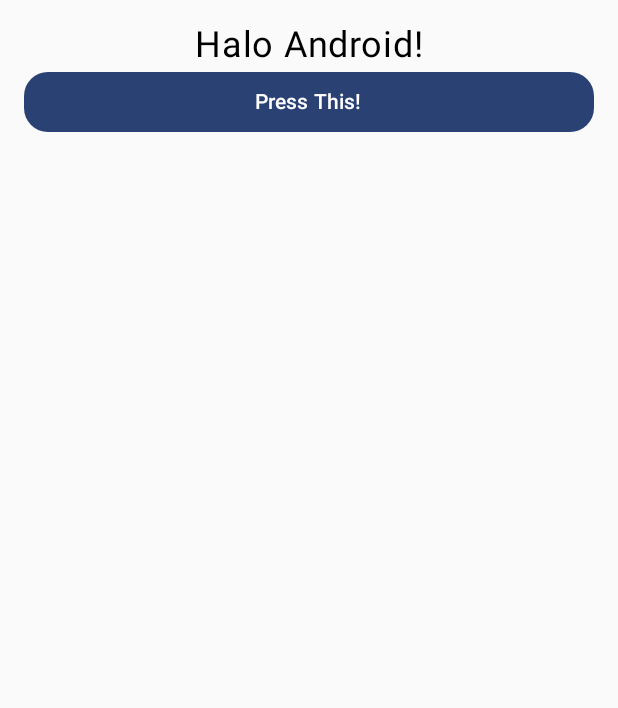
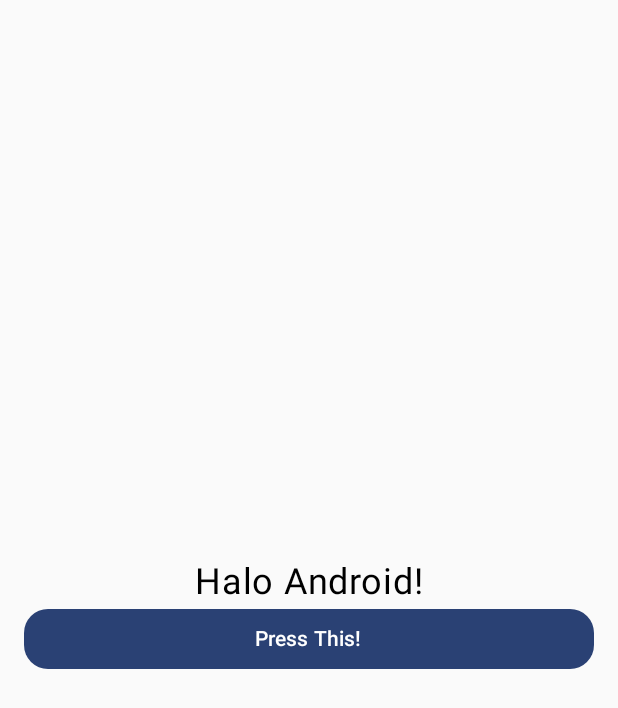
Before and after one commit to Arktra/tugas-1-papb, an Android app built with Jetpack Compose: the screen it shows after launch (MainActivity), on a phone screen of 412 x 824 dp. Shown: the top 708 px of the screen. Run offline under Robolectric (Android 15) with nearby library versions, the phone set to English and light mode, and no system bars.

```diff
--- a/app/src/main/java/com/example/latihan/MainActivity.kt
+++ b/app/src/main/java/com/example/latihan/MainActivity.kt
@@ -4,7 +4,9 @@ import android.os.Bundle
 import androidx.activity.ComponentActivity
 import androidx.activity.compose.setContent
 import androidx.activity.enableEdgeToEdge
+import androidx.compose.foundation.layout.Arrangement
 import androidx.compose.foundation.layout.Column
+import androidx.compose.foundation.layout.fillMaxSize
 import androidx.compose.foundation.layout.fillMaxWidth
 import androidx.compose.foundation.layout.padding
 import androidx.compose.foundation.shape.RoundedCornerShape
@@ -38,9 +40,10 @@ class MainActivity : ComponentActivity() {
 fun MainScreen() {
     Column(
         modifier = Modifier
-            .fillMaxWidth()
+            .fillMaxSize()
             .padding(vertical = 16.dp),
         horizontalAlignment = Alignment.CenterHorizontally,
+        verticalArrangement = Arrangement.Center
     ) {
         Greeting(
             name = "Android",
```
